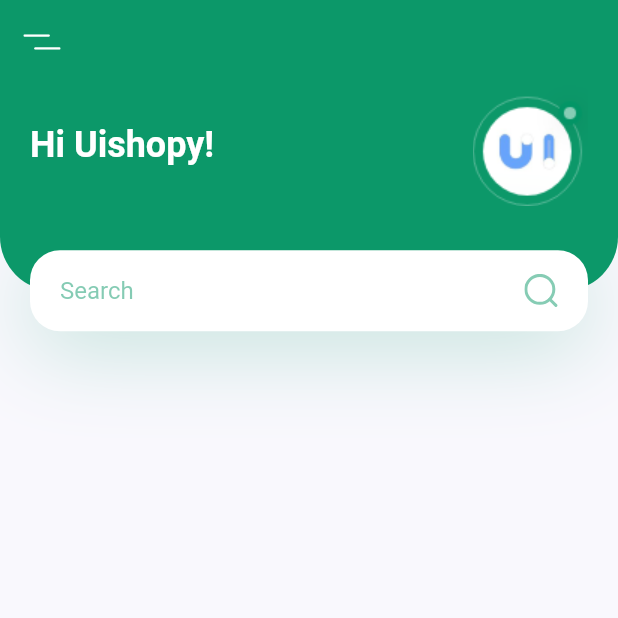
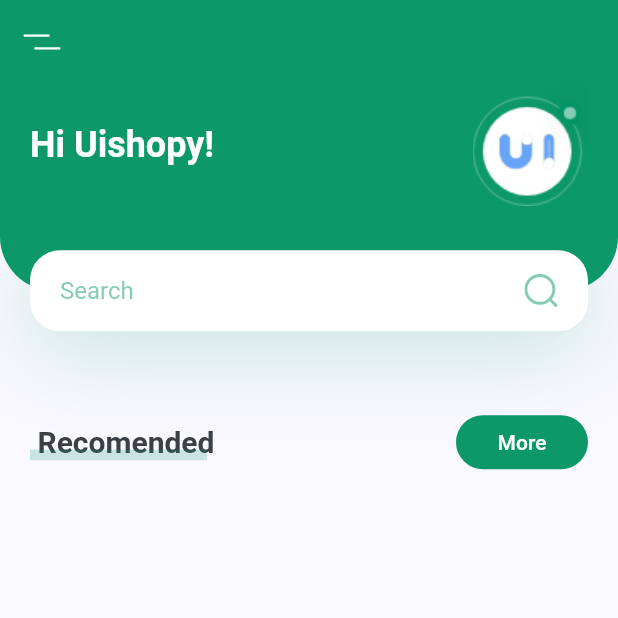
Before and after one commit to huanshenyi/youtube-plant-app, a Flutter app: the screen it shows after launch, on a phone screen of 412 x 824 dp, the top half of it. Run offline on Flutter 3.47's test engine with Material 2 defaults, Android fonts, the light colour scheme and no system bars; our stand-ins replace flutter_svg.

Commit message:
中間にあるタイトルとボタンを追加，スタイルは両端にある

```diff
--- a/lib/screens/home/components/body.dart
+++ b/lib/screens/home/components/body.dart
@@ -1,4 +1,5 @@
 import 'package:flutter/material.dart';
+import 'package:plant_app/constants.dart';
 
 import 'header_with_seachbox.dart';
 
@@ -10,9 +11,63 @@
     return SingleChildScrollView(
       child: Column(
         children: [
-          HeaderWithSearchBox(size: size)
+          HeaderWithSearchBox(size: size),
+          Padding(
+              padding: const EdgeInsets.symmetric(horizontal: kDefaultPadding),
+              child: Row(
+                children: [
+                  TitleWithCustomUnderline(text: "Recomended",),
+                  Spacer(),
+                  FlatButton(
+                      shape: RoundedRectangleBorder(
+                        borderRadius: BorderRadius.circular(20),
+                      ),
+                      color: kPrimaryColor,
+                      onPressed: (){},
+                      child: Text("More", style: TextStyle(color: Colors.white),)
+                  )
+                ],
+              ),
+          )
         ],
       ),
     );
   }
 }
+
+class TitleWithCustomUnderline extends StatelessWidget {
+  const TitleWithCustomUnderline({
+    Key key,
+    this.text,
+  }): super(key: key);
+
+  final String text;
+
+  @override
+  Widget build(BuildContext context) {
+    return Container(
+      height: 24,
+      child: Stack(
+        children: [
+          Padding(
+            padding: const EdgeInsets.only(left: kDefaultPadding / 4),
+            child: Text(
+              text,
+              style: TextStyle(fontSize: 20, fontWeight: FontWeight.bold),
+            ),
+          ),
+          Positioned(
+              bottom: 0,
+              left: 0,
+              right: 0,
+              child: Container(
+                margin: EdgeInsets.only(right: kDefaultPadding / 4),
+                height: 7,
+                color: kPrimaryColor.withOpacity(0.2),
+              )//透明度
+          ),
+        ],
+      ),
+    );
+  }
+}
```
